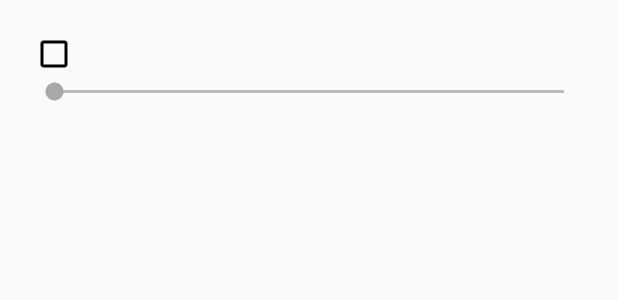
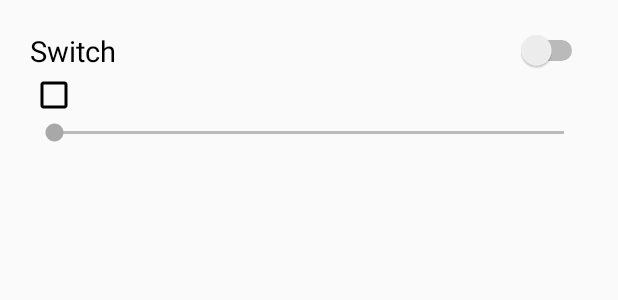
Before and after one commit to Digitalis-web/RSIAPP, an Android app: the layout settings_item.xml on its own in the app's theme, with its tools: preview values and no code run, on a phone screen of 412 x 824 dp. Shown: the top 300 px of the screen. Run offline under Robolectric (Android 15) with nearby library versions, the phone set to English and light mode, and no system bars.

Commit message:
uppdate notes

```diff
--- a/app/src/main/res/layout/settings_item.xml
+++ b/app/src/main/res/layout/settings_item.xml
@@ -13,7 +13,14 @@
         android:orientation="vertical"
         >
 
-    <android.support.v7.widget.AppCompatCheckBox
+        <Switch
+            android:id="@+id/switch1"
+            android:layout_width="match_parent"
+            android:layout_height="wrap_content"
+            android:textSize="19sp"
+            android:text="Switch" />
+
+        <android.support.v7.widget.AppCompatCheckBox
         android:id="@+id/settings_item_check"
         android:layout_width="match_parent"
         android:layout_height="wrap_content"
@@ -28,6 +35,7 @@
         android:layout_height="wrap_content"
         android:max="100"
         />
+
     </LinearLayout>
 
 
```
Also changed, not shown: app/src/main/java/com/example/mo/rsiapp/ForecastFragment.java (+12 -3 lines), 1 other file.
